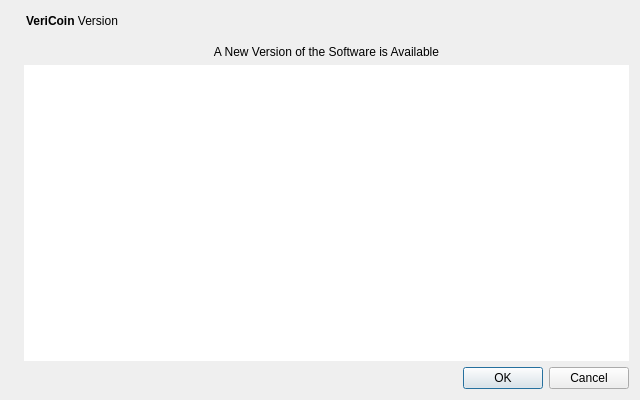
Before: the Qt Designer form src/qt/forms/updatedialog.ui in VeriConomy/vericoin, drawn with Qt 5.
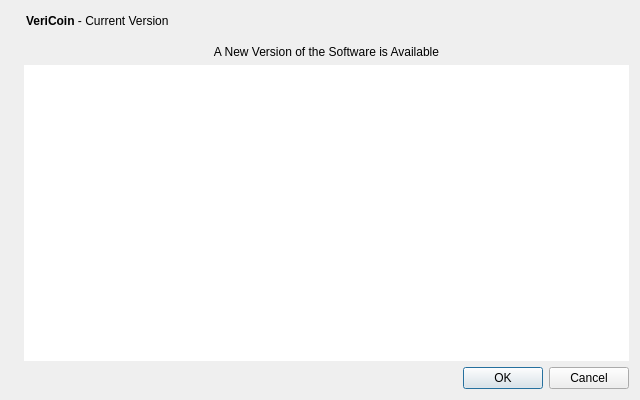
After: the same form once the commit is applied. Icons and pictures are not drawn.

Patch:
```diff
--- a/src/qt/forms/updatedialog.ui
+++ b/src/qt/forms/updatedialog.ui
@@ -43,7 +43,7 @@
           <cursorShape>IBeamCursor</cursorShape>
          </property>
          <property name="text">
-          <string>&lt;b&gt;VeriCoin&lt;/b&gt; Version</string>
+          <string>&lt;html&gt;&lt;head/&gt;&lt;body&gt;&lt;p&gt;&lt;span style=&quot; font-weight:600;&quot;&gt;VeriCoin&lt;/span&gt; - Current Version&lt;/p&gt;&lt;/body&gt;&lt;/html&gt;</string>
          </property>
          <property name="textInteractionFlags">
           <set>Qt::LinksAccessibleByMouse|Qt::TextSelectableByKeyboard|Qt::TextSelectableByMouse</set>
```
